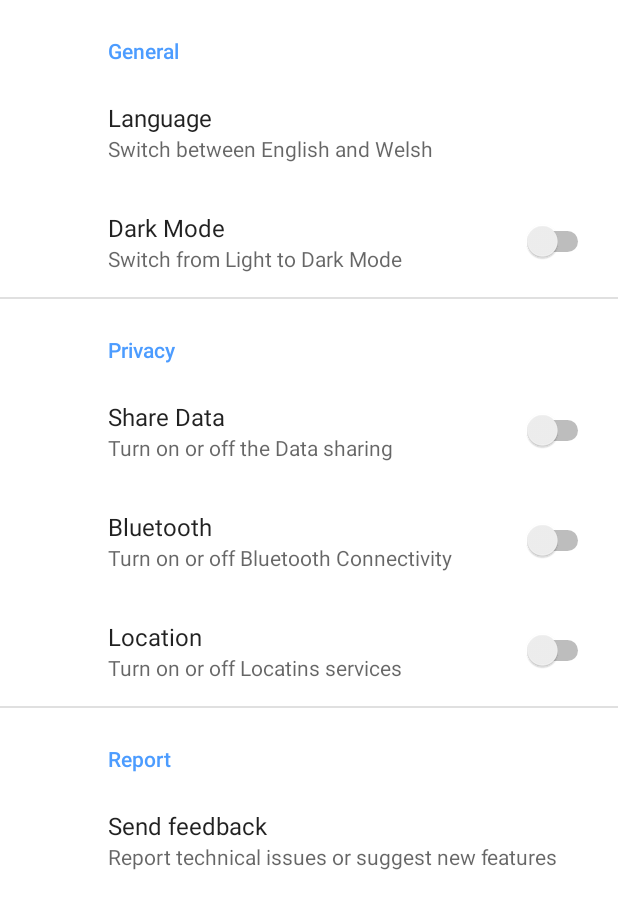
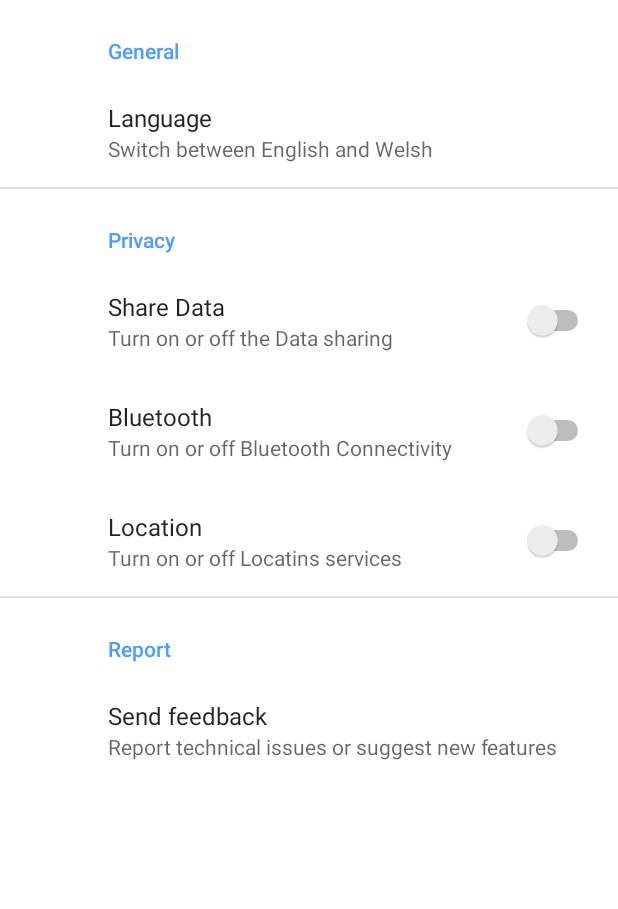
Before and after one commit to GarethBeddis/cardiff-council-cycling-iot-android, an Android app: the SettingsActivity screen opened directly, with no data from a screen before it, on a phone screen of 412 x 824 dp. Shown: the top 909 px of the screen. Run offline under Robolectric (Android 15) with nearby library versions, the phone set to English and light mode, and no system bars; our stand-ins replace androidx.preference.

Commit message:
Removed old settings stuff from AndroidManfest

```diff
--- a/app/src/main/AndroidManifest.xml
+++ b/app/src/main/AndroidManifest.xml
@@ -15,8 +15,6 @@
         <activity
                 android:name=".SettingsActivity"
                 android:label="@string/title_activity_settings">
-        </activity>
-        <activity android:name=".SettingsFragment">
         </activity>
         <activity
                 android:name=".LauncherActivity"
--- a/app/src/main/res/xml/app_preferences.xml
+++ b/app/src/main/res/xml/app_preferences.xml
@@ -10,11 +10,6 @@
             android:key="language"
             android:title="Language"
             android:summary="Switch between English and Welsh"/>
-
-    <SwitchPreference
-            android:key="darkMode"
-            android:title="Dark Mode"
-            android:summary="Switch from Light to Dark Mode"/>
 
     <PreferenceCategory
             android:key="privacy"
```
